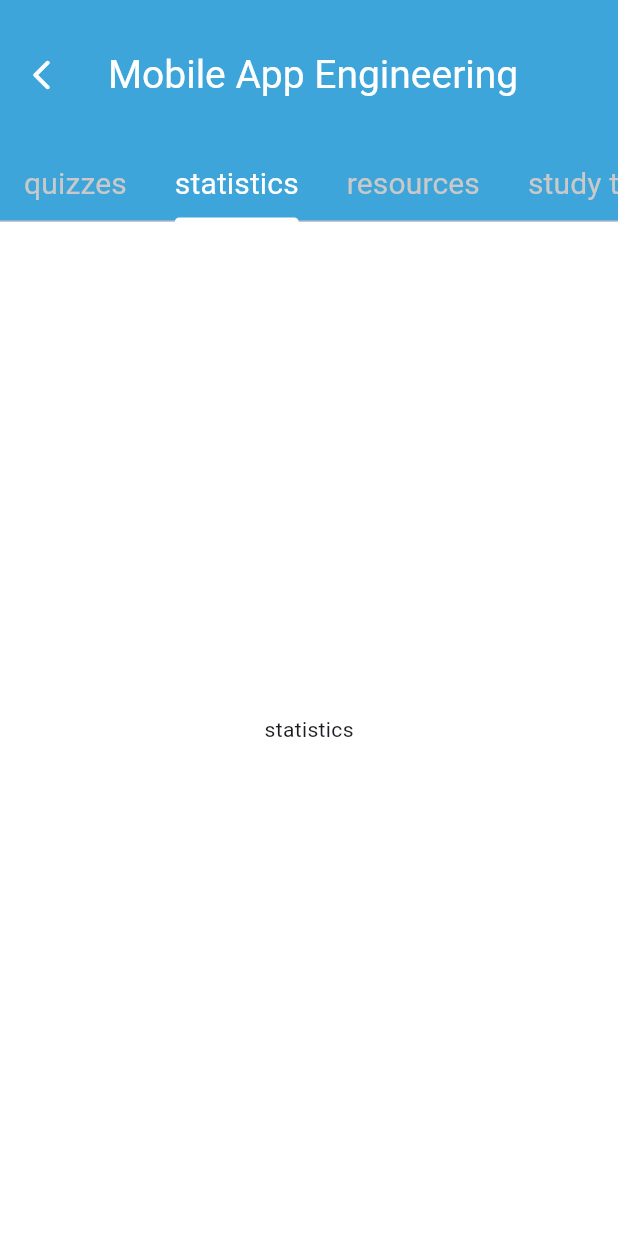
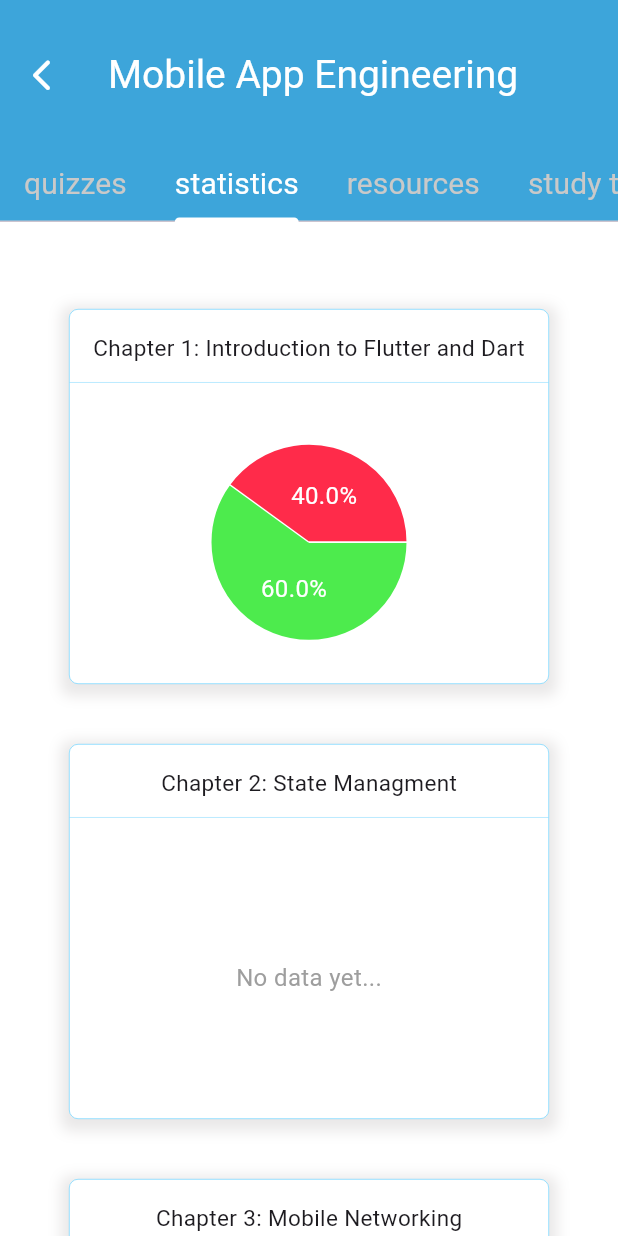
Before and after one commit to Nidocode/StudySquad, a Flutter app: the screen it shows after launch, tab 2 chosen, after a tap on the "arrow back ios" icon, on a phone screen of 412 x 824 dp. Run offline on Flutter 3.47's test engine with Material 3 defaults, Android fonts, the phone set to English and light mode, and no system bars; drawn by our look-alikes of fl_chart; our stand-ins replace google_fonts.

Commit message:
Nada-all

```diff
--- a/lib/classScreen.dart
+++ b/lib/classScreen.dart
@@ -1,6 +1,15 @@
+
+
 import 'package:flutter/material.dart';
+import 'package:google_fonts/google_fonts.dart';
 import 'package:study_squad/classTabs/quiz/quizzes.dart';
 import 'package:study_squad/classTabs/resources.dart';
+import 'package:study_squad/classTabs/statistics.dart';
+import 'package:study_squad/classTabs/studyTechnique.dart';
+
+
+
+
 
 class Classscreen extends StatefulWidget {
   const Classscreen({super.key});
@@ -10,6 +19,9 @@ class Classscreen extends StatefulWidget {
 }
 
 class _Classscreen extends State<Classscreen> {
+
+
+
   @override
   Widget build(BuildContext context) {
     return DefaultTabController(
@@ -21,12 +33,12 @@ class _Classscreen extends State<Classscreen> {
           centerTitle: true,
           title: Text(
             "Mobile App Engineering",
-            style: TextStyle(color: Colors.white, fontSize: 26),
+            style:GoogleFonts.titilliumWeb(textStyle: TextStyle(color: Colors.white, fontSize: 26),),
           ),
           backgroundColor: Color.fromRGBO(54, 174, 226, 0.992),
           leading: IconButton(
               onPressed: () {},
-              icon: Icon(Icons.arrow_back_ios_rounded, color: Colors.white)),
+              icon: Icon(Icons.arrow_back_ios_rounded, color: Colors.white, size: 25,)),
           bottom: TabBar(
               isScrollable: true,
               indicatorColor: Colors.white,
@@ -37,25 +49,25 @@ class _Classscreen extends State<Classscreen> {
                 Tab(
                   child: Text(
                     "quizzes",
-                    style: TextStyle(fontSize: 20, fontWeight: FontWeight.w400),
+                    style: GoogleFonts.titilliumWeb(textStyle: TextStyle(fontSize: 20, fontWeight: FontWeight.w400)),
                   ),
                 ),
                 Tab(
                   child: Text(
                     "statistics",
-                    style: TextStyle(fontSize: 20, fontWeight: FontWeight.w400),
+                    style: GoogleFonts.titilliumWeb(textStyle: TextStyle(fontSize: 20, fontWeight: FontWeight.w400) ),
                   ),
                 ),
                 Tab(
                   child: Text(
                     "resources",
-                    style: TextStyle(fontSize: 20, fontWeight: FontWeight.w400),
+                    style: GoogleFonts.titilliumWeb(textStyle: TextStyle(fontSize: 20, fontWeight: FontWeight.w400) ),
                   ),
                 ),
                 Tab(
                   child: Text(
                     "study technique",
-                    style: TextStyle(fontSize: 20, fontWeight: FontWeight.w400),
+                    style: GoogleFonts.titilliumWeb(textStyle: TextStyle(fontSize: 20, fontWeight: FontWeight.w400) ),
                   ),
                 )
               ]),
@@ -63,13 +75,13 @@ class _Classscreen extends State<Classscreen> {
         body: TabBarView(
           children: [
             QuizScreen(),
-            Center(
-              child: Text("statistics"),
+
+            Statistics(
+              questions: questions,
+              score: 6 , // Pass the current score
             ),
             ResourcesPage(),
-            Center(
-              child: Text("study technique"),
-            )
+            StudyTechniquesPage(),
           ],
         ),
       ),
--- a/lib/classTabs/quiz/answer_card.dart
+++ b/lib/classTabs/quiz/answer_card.dart
@@ -1,4 +1,5 @@
 import 'package:flutter/material.dart';
+import 'package:google_fonts/google_fonts.dart';
 
 /*
   If (no options is chosen)
@@ -33,6 +34,7 @@ class AnswerCard extends StatelessWidget {
 
   @override
   Widget build(BuildContext context) {
+
     bool isCorrectAnswer = currentIndex == correctAnswerIndex;
     bool isWrongAnswer = !isCorrectAnswer && isSelected;
     return Padding(padding: EdgeInsets.symmetric(vertical: 10.0),
@@ -53,7 +55,7 @@ class AnswerCard extends StatelessWidget {
         ),
         child: Row(
           children: [
-            Expanded(child: Text(option, style: TextStyle(fontSize: 15 ),)),
+            Expanded(child: Text(option, style: GoogleFonts.titilliumWeb(textStyle:TextStyle(fontSize: 15 ) ),)),
             SizedBox(height: 7,),
             isCorrectAnswer
               ? buildCorrectIcon()
@@ -75,7 +77,7 @@ class AnswerCard extends StatelessWidget {
         ),
         child: Row(
           children: [
-            Expanded(child: Text(option, style: TextStyle(fontSize: 15 ),)),
+            Expanded(child: Text(option, style: GoogleFonts.titilliumWeb(textStyle: TextStyle(fontSize: 15 ) ),)),
           ],
         ) ,
     )
@@ -84,7 +86,8 @@ class AnswerCard extends StatelessWidget {
 }
 
 
-Widget buildCorrectIcon() => SizedBox(
+Widget buildCorrectIcon() {
+  return SizedBox(
   height: 20,
   width: 20,
   child: const CircleAvatar(
@@ -97,8 +100,9 @@ Widget buildCorrectIcon() => SizedBox(
         ),
       ),
 );
-
-Widget buildWrongIcon() => SizedBox(
+}
+Widget buildWrongIcon() {
+  return SizedBox(
   height: 20,
   width: 20,
   child: const CircleAvatar(
@@ -111,3 +115,4 @@ Widget buildWrongIcon() => SizedBox(
         ),
       ),
 );
+}
--- a/lib/classTabs/quiz/quizzes.dart
+++ b/lib/classTabs/quiz/quizzes.dart
@@ -1,11 +1,12 @@
 import 'package:flutter/material.dart';
+import 'package:google_fonts/google_fonts.dart';
 import 'package:study_squad/classTabs/quiz/answer_card.dart';
 import 'package:study_squad/classTabs/quiz/question.dart';
 import 'package:study_squad/classTabs/quiz/result_Screen.dart';
 
 const List<Question> questions = [
   Question(
-      question: "1. What is Flutter?",
+      question: "1. What is Flutter ?",
       options: [
         'a) A programming language',
         'b) A web framework',
@@ -14,11 +15,11 @@ const List<Question> questions = [
       ],
       answerIndex: 2),
   Question(
-      question: "2. Which programming language is used by Flutter?",
+      question: "2. Which programming language is used by Flutter ?",
       options: ['a) Java', 'b) Kotlin', 'c) Swift', 'd) Dart'],
       answerIndex: 3),
   Question(
-      question: "3. How do you declare a variable in Dart?",
+      question: "3. How do you declare a variable in Dart ?",
       options: [
         'a) let variableName = value;',
         'b) var variableName = value;',
@@ -27,7 +28,7 @@ const List<Question> questions = [
       ],
       answerIndex: 1),
   Question(
-      question: "4. What is a StatelessWidget in Flutter?",
+      question: "4. What is a StatelessWidget in Flutter ?",
       options: [
         'a) A widget that can update its appearance based on user interaction',
         'b) A widget that never changes its appearance or data',
@@ -36,11 +37,11 @@ const List<Question> questions = [
       ],
       answerIndex: 1),
   Question(
-      question: "5. Which widget is used to display text in Flutter?",
+      question: "5. Which widget is used to display text in Flutter ?",
       options: ['a) Text', 'b) TextField', 'c) RichText', 'd) Label'],
       answerIndex: 0),
   Question(
-      question: "6. How do you write a function in Dart?",
+      question: "6. How do you write a function in Dart ?",
       options: [
         'a) function myFunction() {}',
         'b) def myFunction() {}',
@@ -50,11 +51,11 @@ const List<Question> questions = [
       answerIndex: 2),
   Question(
       question:
-          "7. Which of the following is a state management package in Flutter?",
+          "7. Which of the following is a state management package in Flutter ?",
       options: ['a) Riverpod', 'b) BLoC', 'c) Provider', 'd) All of the above'],
       answerIndex: 3),
   Question(
-      question: "8. What is the purpose of the setState() method in Flutter?",
+      question: "8. What is the purpose of the setState() method in Flutter ?",
       options: [
         'a) To rebuild the widget when its state changes',
         'b) To destroy the widget',
@@ -63,7 +64,7 @@ const List<Question> questions = [
       ],
       answerIndex: 0),
   Question(
-      question: "9. How do you add an image to your Flutter app?",
+      question: "9. How do you add an image to your Flutter app ?",
       options: [
         'a) Download the image on demand',
         'b) Add it to the assets folder and update pubspec.yaml',
@@ -72,31 +73,38 @@ const List<Question> questions = [
       ],
       answerIndex: 1),
   Question(
-      question: "10. What is the root widget in a Flutter app?",
+      question: "10. What is the root widget in a Flutter app ?",
       options: ['a) Scaffold', 'b) AppBar', 'c) MaterialApp', 'd) Container'],
       answerIndex: 2),
 ];
 
 // the quiz questions list
 
+
+
+
 class QuizScreen extends StatefulWidget {
-  const QuizScreen({super.key});
+   // Callback to update score and pass the cakue to the classScreen class
+
+
 
   @override
   State<QuizScreen> createState() => _QuizScreenState();
 }
 
 class _QuizScreenState extends State<QuizScreen> {
-
-  int questionIndex= 0; // hold index of the curren question
+  int questionIndex = 0; // hold index of the curren question
   int? selectedCurrentAnswerIndex; // hold the index of the chosen option
   int score = 0;
 
-  void pickAnswer( int indexValue){ // the index of the option that we have chosen
+
+
+  void pickAnswer(int indexValue) {
+    // the index of the option that we have chosen
     selectedCurrentAnswerIndex = indexValue;
     final question = questions[questionIndex];
 
-    if( selectedCurrentAnswerIndex == question.answerIndex){
+    if (selectedCurrentAnswerIndex == question.answerIndex) {
       score++;
     }
 
@@ -105,14 +113,13 @@ class _QuizScreenState extends State<QuizScreen> {
     });
   }
 
+  void goToNextQuestion() {
+    // method to go to the next question
+    if (questionIndex < questions.length - 1) {
+      questionIndex++;
+      selectedCurrentAnswerIndex = null;
+    }
 
-  void goToNextQuestion(){ // method to go to the next question
-    if( questionIndex < questions.length - 1){
-
-      questionIndex++;
-      selectedCurrentAnswerIndex = null ;
-
-    }
 
     setState(() {
       // Notify the framework that the state has changed
@@ -120,50 +127,59 @@ class _QuizScreenState extends State<QuizScreen> {
 
   }
 
-
   @override
   Widget build(BuildContext context) {
     final question = questions[questionIndex];
-    bool isLastQ = questionIndex == questions.length - 1; // to check if the Question is the last one or not
+    bool isLastQ = questionIndex ==
+        questions.length - 1; // to check if the Question is the last one or not
     return Scaffold(
       body: Padding(
         padding: EdgeInsets.all(20.0),
         child: Column(
           children: [
-            SizedBox(height: 60,),
+            SizedBox(
+              height: 60,
+            ),
             Text(
               question.question,
-              style: TextStyle(fontSize: 21),
+              style: GoogleFonts.titilliumWeb(textStyle:TextStyle(fontSize: 21) ),
               textAlign: TextAlign.center,
             ),
-            SizedBox(height: 15,),
-            ListView.builder(
+            SizedBox(
+              height: 15,
+            ),
+            Expanded(
+              child: ListView.builder(
                 shrinkWrap: true, // because this listView is inside a column
                 itemCount: question.options.length,
                 itemBuilder: (context, index) {
                   return GestureDetector(
-                  onTap: selectedCurrentAnswerIndex == null // (meaning if the user hasn't selected an answer yet)
+                    onTap: selectedCurrentAnswerIndex ==
+                            null // (meaning if the user hasn't selected an answer yet)
                         ? () => pickAnswer(index)
                         : null, // (indicating that the user has already selected an answer), the expression evaluates to null to disable the button
                     child: AnswerCard(
                       currentIndex: index,
                       option: question.options[index],
                       isSelected: selectedCurrentAnswerIndex == index,
-                    selectedAnswerIndex: selectedCurrentAnswerIndex ,
+                      selectedAnswerIndex: selectedCurrentAnswerIndex,
                       correctAnswerIndex: question.answerIndex,
                     ),
                   );
                 },
               ),
+            ),
 
-            SizedBox(height: 30,),
-
-            if (isLastQ) SizedBox(
+            if (isLastQ)
+              SizedBox(
                 height: 50,
                 width: 150,
-                child: ElevatedButton( // if it the last question navigate to the result screen
+                child: ElevatedButton(
+                  // if it the last question navigate to the result screen
                   style: const ButtonStyle(
-                            backgroundColor: MaterialStatePropertyAll<Color>(Color.fromRGBO(54, 174, 226, 0.992)),
+                    overlayColor: WidgetStatePropertyAll(Color.fromRGBO(30, 156, 210, 0.988)),
+                    backgroundColor: MaterialStatePropertyAll<Color>(
+                        Color.fromRGBO(54, 174, 226, 0.992)),
                   ),
                   onPressed: () {
                     Navigator.of(context).pushReplacement(
@@ -174,17 +190,29 @@ class _QuizScreenState extends State<QuizScreen> {
                       ),
                     );
                   },
-                      child: Text("Finish", style: TextStyle(color: Colors.white, fontSize: 16),),
+                  child: Text(
+                    "Finish",
+                    style: GoogleFonts.titilliumWeb(textStyle: TextStyle(color: Colors.white, fontSize: 19, fontWeight: FontWeight.w600) ),
                   ),
-              ) else SizedBox(
+                ),
+              )
+            else
+              SizedBox(
                 height: 50,
                 width: 150,
                 child: ElevatedButton(
                   style: const ButtonStyle(
-                            backgroundColor: MaterialStatePropertyAll<Color>(Color.fromRGBO(54, 174, 226, 0.992)),),
-                      onPressed:
-                          selectedCurrentAnswerIndex != null ? goToNextQuestion : null,
-                      child: Text("Next", style: TextStyle(color: Colors.white, fontSize: 16),),
+                    overlayColor: WidgetStatePropertyAll(Color.fromRGBO(30, 156, 210, 0.988)),
+                    backgroundColor: MaterialStatePropertyAll<Color>(
+                        Color.fromRGBO(54, 174, 226, 0.992)),
+                  ),
+                  onPressed: selectedCurrentAnswerIndex != null
+                      ? goToNextQuestion
+                      : null,
+                  child: Text(
+                    "Next",
+                    style: GoogleFonts.titilliumWeb(textStyle: TextStyle(color: Colors.white, fontSize: 19 , fontWeight: FontWeight.w600) ),
+                  ),
                 ),
               ),
           ],
--- a/lib/classTabs/statistics.dart
+++ b/lib/classTabs/statistics.dart
@@ -0,0 +1,149 @@
+import 'package:fl_chart/fl_chart.dart';
+import 'package:flutter/material.dart';
+import 'package:google_fonts/google_fonts.dart';
+import 'package:study_squad/classTabs/quiz/question.dart';
+import 'package:study_squad/classTabs/quiz/quizzes.dart';
+
+class CardWidget extends StatelessWidget {
+  CardWidget(
+      {super.key,
+      required this.score,
+      required this.chName,
+      required this.nQuestions,
+      required this.canHavePieChart});
+
+  final int score;
+  final int nQuestions;
+  final String chName;
+  final bool canHavePieChart;
+
+  Widget pie_chart() {
+    if (canHavePieChart && nQuestions > 0) {
+      double nTrue = (score / nQuestions * 100);
+      double nFalse = 100 - nTrue;
+
+      return Expanded(
+        child: SizedBox(
+          width: 120, // Specify width and height to constrain the PieChart.
+          height: 120,
+          child: PieChart(PieChartData(sections: [
+            PieChartSectionData(
+                value: nTrue,
+                title: "$nTrue%",
+                titleStyle: GoogleFonts.titilliumWeb(textStyle:TextStyle(fontSize: 16, color: Colors.white) ),
+                color: Color.fromRGBO(27, 230, 27, 0.78),
+                radius: 65),
+            PieChartSectionData(
+                value: nFalse,
+                title: "$nFalse%",
+                titleStyle: GoogleFonts.titilliumWeb(textStyle:TextStyle(fontSize: 16, color: Colors.white) ),
+                color: Color.fromRGBO(255, 33, 66, 0.957),
+                radius: 65)
+          ], sectionsSpace: 1, centerSpaceRadius: 0)),
+        ),
+      );
+    }
+    return Expanded(
+      child: Column(
+        mainAxisAlignment: MainAxisAlignment.center,
+        crossAxisAlignment: CrossAxisAlignment.center,
+        children: [
+          Text(
+            "No data yet...",
+            style: GoogleFonts.titilliumWeb(textStyle: TextStyle(color: Colors.grey, fontSize: 16) ),
+          ),
+        ],
+      ),
+    );
+  }
+
+  @override
+  Widget build(BuildContext context) {
+    return Container(
+      decoration: BoxDecoration(
+        borderRadius: BorderRadius.circular(6),
+        color: Colors.white,
+        border: Border.all(
+          color: Color.fromRGBO(62, 197, 255, 0.892), //color of border
+          width: 0.40,
+        ),
+        boxShadow: [
+          BoxShadow(
+            color: Color.fromARGB(255, 212, 209, 209).withOpacity(0.5),
+            spreadRadius: 5,
+            blurRadius: 7,
+            offset: Offset(0, 3), // changes position of shadow
+          ),
+        ],
+      ),
+      height: 250,
+      width: 320,
+      child: Column(
+        children: [
+          SizedBox(
+            height: 15,
+          ),
+          Text(
+            chName,
+            style: GoogleFonts.titilliumWeb(textStyle:TextStyle(fontSize: 15) ),
+          ),
+          Divider(
+            color: Color.fromRGBO(62, 197, 255, 0.466),
+            height: 25,
+            thickness: 0.5,
+          ),
+          pie_chart()
+        ],
+      ),
+    );
+  }
+}
+
+class Statistics extends StatelessWidget {
+  final List<Question> questions;
+  final int score;
+
+  const Statistics({
+    super.key,
+    required this.questions,
+    required this.score,
+  });
+
+  @override
+  Widget build(BuildContext context) {
+    return Scaffold(
+      body: SingleChildScrollView(
+        child: Padding(
+          padding: const EdgeInsets.all(8.0),
+          child: Center(
+            child: Column(
+              mainAxisAlignment: MainAxisAlignment.start,
+              crossAxisAlignment: CrossAxisAlignment.center,
+              children: [
+                SizedBox(height: 50),
+                CardWidget(
+                    score: score,
+                    chName: "Chapter 1: Introduction to Flutter and Dart",
+                    nQuestions: questions.length,
+                    canHavePieChart: true),
+                SizedBox(height: 40),
+                CardWidget(
+                    score: 0,
+                    chName: "Chapter 2: State Managment",
+                    nQuestions: 0,
+                    canHavePieChart: false),
+                SizedBox(height: 40),
+                CardWidget(
+                    score: 0,
+                    chName: "Chapter 3: Mobile Networking",
+                    nQuestions: 0,
+                    canHavePieChart: false),
+                SizedBox(height: 35),
+              ],
+            ),
+          ),
+        ),
+      ),
+    );
+  }
+}
--- a/lib/main.dart
+++ b/lib/main.dart
@@ -4,8 +4,8 @@ import 'package:flutter/material.dart';
 import 'package:study_squad/classScreen.dart';
 import 'package:study_squad/firstScreen.dart';
 import 'package:study_squad/loginScreen.dart';
+import 'package:study_squad/profileScreen.dart';
 import 'package:study_squad/signupScreen.dart';
-
 
 void main() {
   runApp(const MyApp());
@@ -28,11 +28,10 @@ class MyApp extends StatelessWidget {
       initialRoute: "classScreen",
       routes: {
         "/": (context) => const firstscreen(),
-        "classScreen":(context) => const Classscreen(),
+        "classScreen": (context) => const Classscreen(),
         "login": (context) => const Loginscreen(),
-        "signup" : (context) => const Signupscreen(),
-
-
+        "signup": (context) => const Signupscreen(),
+        "profileScreen": (context) => const profileScreen(),
       },
     );
   }
--- a/pubspec.yaml
+++ b/pubspec.yaml
@@ -35,6 +35,8 @@ dependencies:
   # The following adds the Cupertino Icons font to your application.
   # Use with the CupertinoIcons class for iOS style icons.
   cupertino_icons: ^1.0.6
+  google_fonts: ^6.2.1
+  fl_chart: ^0.69.0
 
 dev_dependencies:
   flutter_test:
@@ -45,7 +47,7 @@ dev_dependencies:
   # activated in the `analysis_options.yaml` file located at the root of your
   # package. See that file for information about deactivating specific lint
   # rules and activating additional ones.
-  flutter_lints: ^3.0.0
+  flutter_lints: ^4.0.0
 
 # For information on the generic Dart part of this file, see the
 # following page: https://dart.dev/tools/pub/pubspec
```
Also changed, not shown: lib/classTabs/quiz/result_Screen.dart (+24 -7 lines), lib/classTabs/resources.dart (+60 -12 lines), lib/classTabs/studyTechnique.dart (+73 -0 lines), lib/firstScreen.dart (+10 -4 lines), lib/profileScreen.dart (+7 -6 lines), lib/images/StudySquad.png (added), pubspec.lock, 1 other file. Lines whose indentation alone changed are shown as unchanged.
